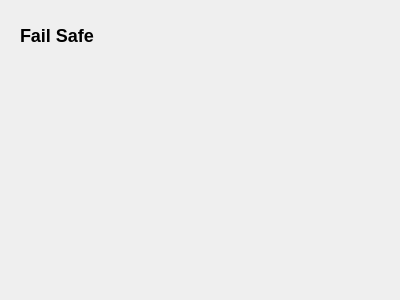
Above: src/ui/configuration/FailSafeConfig.ui from mavlink/qgroundcontrol before the change. Below: the same form after it.
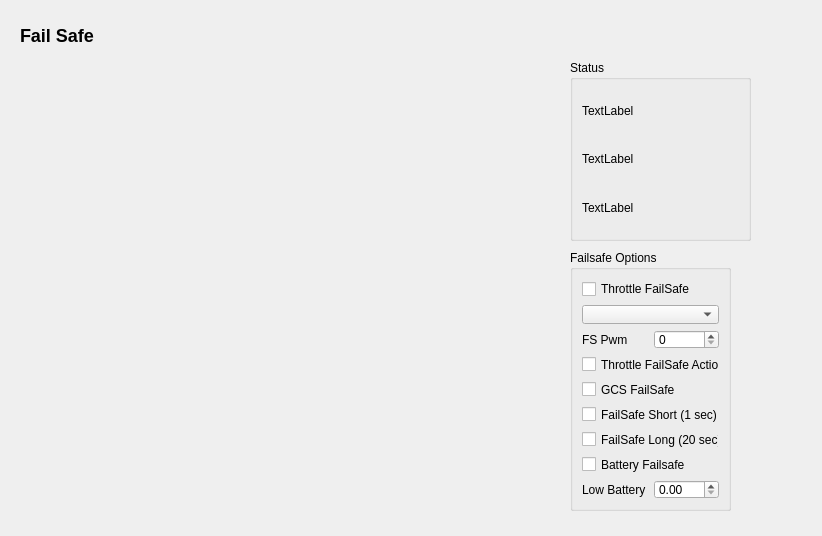
That is the form after the change. Custom widgets are drawn as their Qt base class.

Commit message: Initial implementation of FailSafe configuration

The edit to the form file:
```diff
--- a/src/ui/configuration/FailSafeConfig.ui
+++ b/src/ui/configuration/FailSafeConfig.ui
@@ -6,8 +6,8 @@
    <rect>
     <x>0</x>
     <y>0</y>
-    <width>400</width>
-    <height>300</height>
+    <width>822</width>
+    <height>536</height>
    </rect>
   </property>
   <property name="windowTitle">
@@ -26,7 +26,427 @@
     <string>&lt;h2&gt;Fail Safe&lt;/h2&gt;</string>
    </property>
   </widget>
+  <widget class="QWidget" name="verticalLayoutWidget">
+   <property name="geometry">
+    <rect>
+     <x>20</x>
+     <y>70</y>
+     <width>252</width>
+     <height>441</height>
+    </rect>
+   </property>
+   <layout class="QVBoxLayout" name="verticalLayout">
+    <item>
+     <widget class="QGCRadioChannelDisplay" name="radio1In" native="true">
+      <property name="minimumSize">
+       <size>
+        <width>250</width>
+        <height>40</height>
+       </size>
+      </property>
+      <property name="maximumSize">
+       <size>
+        <width>250</width>
+        <height>40</height>
+       </size>
+      </property>
+     </widget>
+    </item>
+    <item>
+     <widget class="QGCRadioChannelDisplay" name="radio2In" native="true">
+      <property name="minimumSize">
+       <size>
+        <width>250</width>
+        <height>40</height>
+       </size>
+      </property>
+      <property name="maximumSize">
+       <size>
+        <width>250</width>
+        <height>40</height>
+       </size>
+      </property>
+     </widget>
+    </item>
+    <item>
+     <widget class="QGCRadioChannelDisplay" name="radio3In" native="true">
+      <property name="minimumSize">
+       <size>
+        <width>250</width>
+        <height>40</height>
+       </size>
+      </property>
+      <property name="maximumSize">
+       <size>
+        <width>250</width>
+        <height>40</height>
+       </size>
+      </property>
+     </widget>
+    </item>
+    <item>
+     <widget class="QGCRadioChannelDisplay" name="radio4In" native="true">
+      <property name="minimumSize">
+       <size>
+        <width>250</width>
+        <height>40</height>
+       </size>
+      </property>
+      <property name="maximumSize">
+       <size>
+        <width>250</width>
+        <height>40</height>
+       </size>
+      </property>
+     </widget>
+    </item>
+    <item>
+     <widget class="QGCRadioChannelDisplay" name="radio5In" native="true">
+      <property name="minimumSize">
+       <size>
+        <width>250</width>
+        <height>40</height>
+       </size>
+      </property>
+      <property name="maximumSize">
+       <size>
+        <width>250</width>
+        <height>40</height>
+       </size>
+      </property>
+     </widget>
+    </item>
+    <item>
+     <widget class="QGCRadioChannelDisplay" name="radio6In" native="true">
+      <property name="minimumSize">
+       <size>
+        <width>250</width>
+        <height>40</height>
+       </size>
+      </property>
+      <property name="maximumSize">
+       <size>
+        <width>250</width>
+        <height>40</height>
+       </size>
+      </property>
+     </widget>
+    </item>
+    <item>
+     <widget class="QGCRadioChannelDisplay" name="radio7In" native="true">
+      <property name="minimumSize">
+       <size>
+        <width>250</width>
+        <height>40</height>
+       </size>
+      </property>
+      <property name="maximumSize">
+       <size>
+        <width>250</width>
+        <height>40</height>
+       </size>
+      </property>
+     </widget>
+    </item>
+    <item>
+     <widget class="QGCRadioChannelDisplay" name="radio8In" native="true">
+      <property name="minimumSize">
+       <size>
+        <width>250</width>
+        <height>40</height>
+       </size>
+      </property>
+      <property name="maximumSize">
+       <size>
+        <width>250</width>
+        <height>40</height>
+       </size>
+      </property>
+     </widget>
+    </item>
+   </layout>
+  </widget>
+  <widget class="QWidget" name="verticalLayoutWidget_2">
+   <property name="geometry">
+    <rect>
+     <x>300</x>
+     <y>70</y>
+     <width>252</width>
+     <height>441</height>
+    </rect>
+   </property>
+   <layout class="QVBoxLayout" name="verticalLayout_2">
+    <item>
+     <widget class="QGCRadioChannelDisplay" name="radio1Out" native="true">
+      <property name="minimumSize">
+       <size>
+        <width>250</width>
+        <height>40</height>
+       </size>
+      </property>
+      <property name="maximumSize">
+       <size>
+        <width>250</width>
+        <height>40</height>
+       </size>
+      </property>
+     </widget>
+    </item>
+    <item>
+     <widget class="QGCRadioChannelDisplay" name="radio2Out" native="true">
+      <property name="minimumSize">
+       <size>
+        <width>250</width>
+        <height>40</height>
+       </size>
+      </property>
+      <property name="maximumSize">
+       <size>
+        <width>250</width>
+        <height>40</height>
+       </size>
+      </property>
+     </widget>
+    </item>
+    <item>
+     <widget class="QGCRadioChannelDisplay" name="radio3Out" native="true">
+      <property name="minimumSize">
+       <size>
+        <width>250</width>
+        <height>40</height>
+       </size>
+      </property>
+      <property name="maximumSize">
+       <size>
+        <width>250</width>
+        <height>40</height>
+       </size>
+      </property>
+     </widget>
+    </item>
+    <item>
+     <widget class="QGCRadioChannelDisplay" name="radio4Out" native="true">
+      <property name="minimumSize">
+       <size>
+        <width>250</width>
+        <height>40</height>
+       </size>
+      </property>
+      <property name="maximumSize">
+       <size>
+        <width>250</width>
+        <height>40</height>
+       </size>
+      </property>
+     </widget>
+    </item>
+    <item>
+     <widget class="QGCRadioChannelDisplay" name="radio5Out" native="true">
+      <property name="minimumSize">
+       <size>
+        <width>250</width>
+        <height>40</height>
+       </size>
+      </property>
+      <property name="maximumSize">
+       <size>
+        <width>250</width>
+        <height>40</height>
+       </size>
+      </property>
+     </widget>
+    </item>
+    <item>
+     <widget class="QGCRadioChannelDisplay" name="radio6Out" native="true">
+      <property name="minimumSize">
+       <size>
+        <width>250</width>
+        <height>40</height>
+       </size>
+      </property>
+      <property name="maximumSize">
+       <size>
+        <width>250</width>
+        <height>40</height>
+       </size>
+      </property>
+     </widget>
+    </item>
+    <item>
+     <widget class="QGCRadioChannelDisplay" name="radio7Out" native="true">
+      <property name="minimumSize">
+       <size>
+        <width>250</width>
+        <height>40</height>
+       </size>
+      </property>
+      <property name="maximumSize">
+       <size>
+        <width>250</width>
+        <height>40</height>
+       </size>
+      </property>
+     </widget>
+    </item>
+    <item>
+     <widget class="QGCRadioChannelDisplay" name="radio8Out" native="true">
+      <property name="minimumSize">
+       <size>
+        <width>250</width>
+        <height>40</height>
+       </size>
+      </property>
+      <property name="maximumSize">
+       <size>
+        <width>250</width>
+        <height>40</height>
+       </size>
+      </property>
+     </widget>
+    </item>
+   </layout>
+  </widget>
+  <widget class="QGroupBox" name="groupBox">
+   <property name="geometry">
+    <rect>
+     <x>570</x>
+     <y>60</y>
+     <width>181</width>
+     <height>181</height>
+    </rect>
+   </property>
+   <property name="title">
+    <string>Status</string>
+   </property>
+   <layout class="QVBoxLayout" name="verticalLayout_3">
+    <item>
+     <widget class="QLabel" name="modeLabel">
+      <property name="text">
+       <string>TextLabel</string>
+      </property>
+     </widget>
+    </item>
+    <item>
+     <widget class="QLabel" name="armedLabel">
+      <property name="text">
+       <string>TextLabel</string>
+      </property>
+     </widget>
+    </item>
+    <item>
+     <widget class="QLabel" name="gpsLabel">
+      <property name="text">
+       <string>TextLabel</string>
+      </property>
+     </widget>
+    </item>
+   </layout>
+  </widget>
+  <widget class="QGroupBox" name="groupBox_2">
+   <property name="geometry">
+    <rect>
+     <x>570</x>
+     <y>250</y>
+     <width>161</width>
+     <height>261</height>
+    </rect>
+   </property>
+   <property name="title">
+    <string>Failsafe Options</string>
+   </property>
+   <layout class="QVBoxLayout" name="verticalLayout_4">
+    <item>
+     <widget class="QCheckBox" name="throttleCheckBox">
+      <property name="text">
+       <string>Throttle FailSafe</string>
+      </property>
+     </widget>
+    </item>
+    <item>
+     <widget class="QComboBox" name="throttleFailSafeComboBox"/>
+    </item>
+    <item>
+     <layout class="QHBoxLayout" name="horizontalLayout_2">
+      <item>
+       <widget class="QLabel" name="label_5">
+        <property name="text">
+         <string>FS Pwm</string>
+        </property>
+       </widget>
+      </item>
+      <item>
+       <widget class="QSpinBox" name="throttlePwmSpinBox">
+        <property name="maximum">
+         <number>3000</number>
+        </property>
+       </widget>
+      </item>
+     </layout>
+    </item>
+    <item>
+     <widget class="QCheckBox" name="throttleActionCheckBox">
+      <property name="text">
+       <string>Throttle FailSafe Action</string>
+      </property>
+     </widget>
+    </item>
+    <item>
+     <widget class="QCheckBox" name="gcsCheckBox">
+      <property name="text">
+       <string>GCS FailSafe</string>
+      </property>
+     </widget>
+    </item>
+    <item>
+     <widget class="QCheckBox" name="fsShortCheckBox">
+      <property name="text">
+       <string>FailSafe Short (1 sec)</string>
+      </property>
+     </widget>
+    </item>
+    <item>
+     <widget class="QCheckBox" name="fsLongCheckBox">
+      <property name="text">
+       <string>FailSafe Long (20 sec)</string>
+      </property>
+     </widget>
+    </item>
+    <item>
+     <widget class="QCheckBox" name="batteryFailCheckBox">
+      <property name="text">
+       <string>Battery Failsafe</string>
+      </property>
+     </widget>
+    </item>
+    <item>
+     <layout class="QHBoxLayout" name="horizontalLayout">
+      <item>
+       <widget class="QLabel" name="label_6">
+        <property name="text">
+         <string>Low Battery</string>
+        </property>
+       </widget>
+      </item>
+      <item>
+       <widget class="QDoubleSpinBox" name="batteryVoltSpinBox">
+        <property name="maximum">
+         <double>100.000000000000000</double>
+        </property>
+       </widget>
+      </item>
+     </layout>
+    </item>
+   </layout>
+  </widget>
  </widget>
+ <customwidgets>
+  <customwidget>
+   <class>QGCRadioChannelDisplay</class>
+   <extends>QWidget</extends>
+   <header>ui/designer/QGCRadioChannelDisplay.h</header>
+   <container>1</container>
+  </customwidget>
+ </customwidgets>
  <resources/>
  <connections/>
 </ui>
```
The commit also changes 2 other files.
